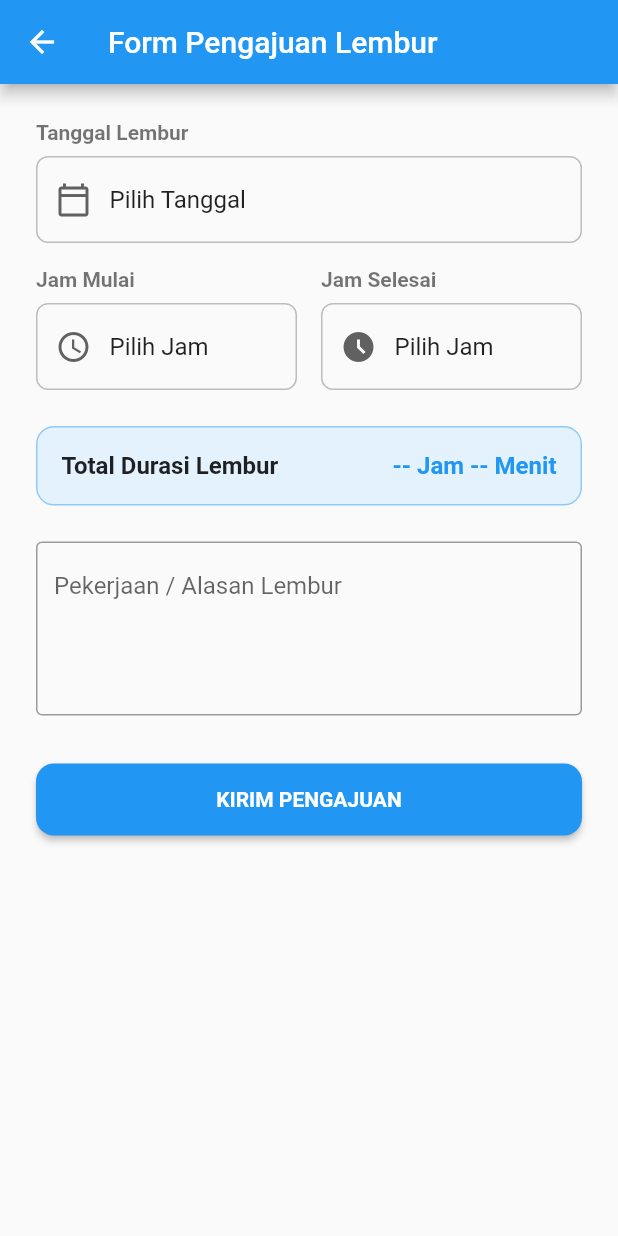
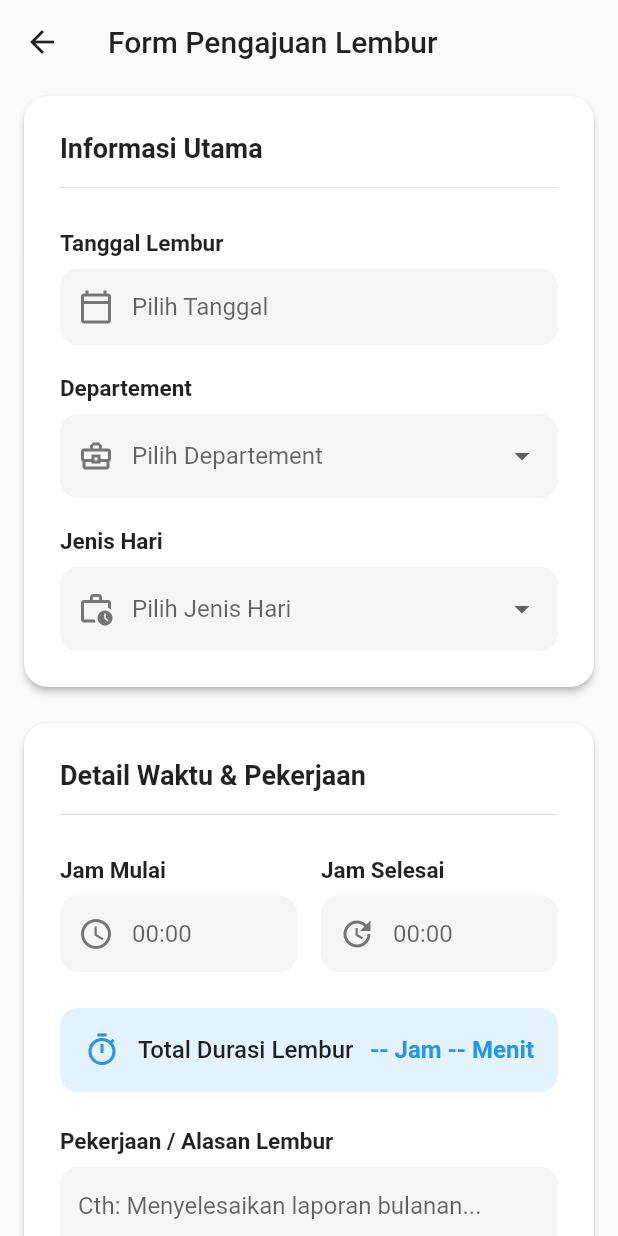
Before and after one commit to farhanmuzakki213/Frontend_Merallin, a Flutter app: the AjukanLemburScreen screen opened directly, on a phone screen of 412 x 824 dp. Run offline on Flutter 3.47's test engine with Material 2 defaults, Android fonts, the phone set to English and light mode, and no system bars; our stand-ins replace file_picker, flutter_dotenv, flutter_image_compress, geocoding, geolocator, hive_flutter and 2 more; accounts and stored records are empty; Roboto replaces fonts that are missing (Poppins).

Commit message:
perbaiki tampilan lembur

```diff
--- a/lib/ajukan_lembur_screen.dart
+++ b/lib/ajukan_lembur_screen.dart
@@ -1,5 +1,5 @@
 import 'package:flutter/material.dart';
-import 'package:intl/intl.dart'; // Tambahkan package intl: flutter pub add intl
+import 'package:intl/intl.dart';
 
 class AjukanLemburScreen extends StatefulWidget {
   const AjukanLemburScreen({super.key});
@@ -10,35 +10,56 @@ class AjukanLemburScreen extends StatefulWidget {
 
 class _AjukanLemburScreenState extends State<AjukanLemburScreen> {
   final _formKey = GlobalKey<FormState>();
+
+  final _tanggalController = TextEditingController();
+  final _mulaiController = TextEditingController();
+  final _selesaiController = TextEditingController();
   final _pekerjaanController = TextEditingController();
 
-  // State untuk menyimpan data form
   DateTime? _selectedDate;
   TimeOfDay? _startTime;
   TimeOfDay? _endTime;
 
+  String? _selectedDepartement;
+  String? _selectedJenis;
+  final List<String> _departementOptions = [
+    'Keuangan',
+    'SDM',
+    'Pemasaran',
+    'Penjualan',
+    'Produksi',
+    'IT',
+    'Pengembangan'
+  ];
+  final List<String> _jenisOptions = ['Kerja', 'Libur', 'Libur Nasional'];
+
   @override
   void dispose() {
+    _tanggalController.dispose();
+    _mulaiController.dispose();
+    _selesaiController.dispose();
     _pekerjaanController.dispose();
     super.dispose();
   }
 
-  // Fungsi untuk menampilkan date picker
+  // --- FUNGSI-FUNGSI LOGIKA (TIDAK ADA PERUBAHAN) ---
   Future<void> _selectDate() async {
     final pickedDate = await showDatePicker(
       context: context,
-      initialDate: DateTime.now(),
+      initialDate: _selectedDate ?? DateTime.now(),
       firstDate: DateTime.now().subtract(const Duration(days: 7)),
       lastDate: DateTime.now().add(const Duration(days: 30)),
+      locale: const Locale('id', 'ID'),
     );
     if (pickedDate != null && pickedDate != _selectedDate) {
       setState(() {
         _selectedDate = pickedDate;
+        _tanggalController.text =
+            DateFormat('EEEE, d MMMM y', 'id_ID').format(_selectedDate!);
       });
     }
   }
 
-  // Fungsi untuk menampilkan time picker
   Future<void> _selectTime({required bool isStartTime}) async {
     final pickedTime = await showTimePicker(
       context: context,
@@ -48,151 +69,236 @@ class _AjukanLemburScreenState extends State<AjukanLemburScreen> {
       setState(() {
         if (isStartTime) {
           _startTime = pickedTime;
+          _mulaiController.text = _formatTime(_startTime);
         } else {
           _endTime = pickedTime;
+          _selesaiController.text = _formatTime(_endTime);
         }
       });
     }
   }
 
-  // Fungsi untuk memformat waktu (misal: 17:30)
   String _formatTime(TimeOfDay? time) {
-    if (time == null) return 'Pilih Jam';
+    if (time == null) return '';
     final now = DateTime.now();
     final dt = DateTime(now.year, now.month, now.day, time.hour, time.minute);
     return DateFormat('HH:mm').format(dt);
   }
 
-  // Fungsi untuk menghitung durasi
   String _calculateDuration() {
     if (_startTime == null || _endTime == null) {
       return '-- Jam -- Menit';
     }
     final startMinutes = _startTime!.hour * 60 + _startTime!.minute;
     final endMinutes = _endTime!.hour * 60 + _endTime!.minute;
-
-    if (endMinutes < startMinutes) {
+    if (endMinutes <= startMinutes) {
       return 'Jam tidak valid';
     }
-
     final difference = endMinutes - startMinutes;
     final hours = difference ~/ 60;
     final minutes = difference % 60;
-
     return '$hours Jam $minutes Menit';
   }
 
   void _submitForm() {
-    // Validasi semua input
-    if (_selectedDate == null) {
+    if (_formKey.currentState!.validate()) {
+      print('Form Valid. Mengirim data...');
       ScaffoldMessenger.of(context).showSnackBar(
-        const SnackBar(content: Text('Tanggal lembur harus diisi.'), backgroundColor: Colors.red),
+        const SnackBar(
+            content: Text('Pengajuan lembur berhasil dikirim.'),
+            backgroundColor: Colors.green),
       );
-      return;
+      Navigator.of(context).pop();
+    } else {
+      ScaffoldMessenger.of(context).showSnackBar(
+        const SnackBar(
+            content: Text('Harap lengkapi semua data yang wajib diisi.'),
+            backgroundColor: Colors.red),
+      );
     }
-    if (_startTime == null || _endTime == null) {
-      ScaffoldMessenger.of(context).showSnackBar(
-        const SnackBar(content: Text('Jam mulai dan selesai harus diisi.'), backgroundColor: Colors.red),
-      );
-      return;
-    }
-     if (!_formKey.currentState!.validate()) {
-       return; // Validasi form alasan
   }
 
-    // TODO: Kirim data ke API/Provider
-    print('Tanggal: $_selectedDate');
-    print('Jam Mulai: $_startTime');
-    print('Jam Selesai: $_endTime');
-    print('Alasan: ${_pekerjaanController.text}');
-
-    ScaffoldMessenger.of(context).showSnackBar(
-      const SnackBar(content: Text('Pengajuan lembur berhasil dikirim.'), backgroundColor: Colors.green),
-    );
-    Navigator.of(context).pop();
-  }
-
-
+  // --- BAGIAN BUILD METHOD (BANYAK PERUBAHAN DI SINI) ---
   @override
   Widget build(BuildContext context) {
+    final primaryColor = Theme.of(context).primaryColor;
+
     return Scaffold(
       appBar: AppBar(
         title: const Text('Form Pengajuan Lembur'),
+        backgroundColor: Colors.transparent, //inisss
+        elevation: 0,
+        foregroundColor: Colors.black87,
       ),
       body: SingleChildScrollView(
-        padding: const EdgeInsets.all(24.0),
+        padding: const EdgeInsets.symmetric(horizontal: 16.0, vertical: 8.0),
         child: Form(
           key: _formKey,
           child: Column(
             crossAxisAlignment: CrossAxisAlignment.stretch,
             children: [
-              // Input Tanggal
-              _buildDateTimePicker(
+              // --- DIUBAH: Menggunakan Card dengan style berbeda ---
+              Card(
+                elevation: 2,
+                margin: EdgeInsets.zero,
+                shape: RoundedRectangleBorder(
+                    borderRadius: BorderRadius.circular(16)),
+                child: Padding(
+                  padding: const EdgeInsets.all(24.0),
+                  child: Column(
+                    crossAxisAlignment: CrossAxisAlignment.start,
+                    children: [
+                      // --- BARU: Section Header untuk pengelompokan ---
+                      const Text(
+                        'Informasi Utama',
+                        style: TextStyle(
+                            fontSize: 18, fontWeight: FontWeight.bold),
+                      ),
+                      const SizedBox(height: 8),
+                      const Divider(),
+                      const SizedBox(height: 20),
+
+                      _buildFormField(
                         label: 'Tanggal Lembur',
-                value: _selectedDate == null ? 'Pilih Tanggal' : DateFormat('EEEE, d MMMM y', 'id_ID').format(_selectedDate!),
-                icon: Icons.calendar_today_outlined,
+                        child: TextFormField(
+                          controller: _tanggalController,
+                          readOnly: true,
+                          decoration: _inputDecoration(
+                              hint: 'Pilih Tanggal',
+                              icon: Icons.calendar_today_outlined),
                           onTap: _selectDate,
+                          validator: (v) =>
+                              v!.isEmpty ? 'Tanggal harus diisi' : null,
                         ),
-              const SizedBox(height: 16),
+                      ),
+                      const SizedBox(height: 20),
+                      _buildFormField(
+                        label: 'Departement',
+                        child: DropdownButtonFormField<String>(
+                          value: _selectedDepartement,
+                          decoration: _inputDecoration(
+                              hint: 'Pilih Departement',
+                              icon: Icons.business_center_outlined),
+                          items: _departementOptions
+                              .map((v) =>
+                                  DropdownMenuItem(value: v, child: Text(v)))
+                              .toList(),
+                          onChanged: (v) =>
+                              setState(() => _selectedDepartement = v),
+                          validator: (v) =>
+                              v == null ? 'Departement harus dipilih' : null,
+                        ),
+                      ),
+                      const SizedBox(height: 20),
+                      _buildFormField(
+                        label: 'Jenis Hari',
+                        child: DropdownButtonFormField<String>(
+                          value: _selectedJenis,
+                          decoration: _inputDecoration(
+                              hint: 'Pilih Jenis Hari',
+                              icon: Icons.work_history_outlined),
+                          items: _jenisOptions
+                              .map((v) =>
+                                  DropdownMenuItem(value: v, child: Text(v)))
+                              .toList(),
+                          onChanged: (v) => setState(() => _selectedJenis = v),
+                          validator: (v) =>
+                              v == null ? 'Jenis hari harus dipilih' : null,
+                        ),
+                      ),
+                    ],
+                  ),
+                ),
+              ),
+              const SizedBox(height: 24),
 
-              // Input Jam Mulai & Selesai
+              Card(
+                elevation: 2,
+                margin: EdgeInsets.zero,
+                shape: RoundedRectangleBorder(
+                    borderRadius: BorderRadius.circular(16)),
+                child: Padding(
+                  padding: const EdgeInsets.all(24.0),
+                  child: Column(
+                    crossAxisAlignment: CrossAxisAlignment.start,
+                    children: [
+                      const Text(
+                        'Detail Waktu & Pekerjaan',
+                        style: TextStyle(
+                            fontSize: 18, fontWeight: FontWeight.bold),
+                      ),
+                      const SizedBox(height: 8),
+                      const Divider(),
+                      const SizedBox(height: 20),
                       Row(
+                        crossAxisAlignment: CrossAxisAlignment.start,
                         children: [
                           Expanded(
-                    child: _buildDateTimePicker(
+                            child: _buildFormField(
                               label: 'Jam Mulai',
-                      value: _formatTime(_startTime),
-                      icon: Icons.access_time_outlined,
+                              child: TextFormField(
+                                controller: _mulaiController,
+                                readOnly: true,
+                                decoration: _inputDecoration(
+                                    hint: '00:00',
+                                    icon: Icons.access_time_outlined),
                                 onTap: () => _selectTime(isStartTime: true),
+                                validator: (v) =>
+                                    v!.isEmpty ? 'Wajib diisi' : null,
+                              ),
                             ),
                           ),
                           const SizedBox(width: 16),
                           Expanded(
-                    child: _buildDateTimePicker(
+                            child: _buildFormField(
                               label: 'Jam Selesai',
-                      value: _formatTime(_endTime),
-                      icon: Icons.access_time_filled_outlined,
+                              child: TextFormField(
+                                controller: _selesaiController,
+                                readOnly: true,
+                                decoration: _inputDecoration(
+                                    hint: '00:00', icon: Icons.update_outlined),
                                 onTap: () => _selectTime(isStartTime: false),
+                                validator: (v) =>
+                                    v!.isEmpty ? 'Wajib diisi' : null,
+                              ),
                             ),
                           ),
                         ],
                       ),
                       const SizedBox(height: 24),
-
-              // Tampilan Durasi
                       _buildDurationDisplay(),
                       const SizedBox(height: 24),
-
-              // Input Alasan Lembur
-              TextFormField(
+                      _buildFormField(
+                        label: 'Pekerjaan / Alasan Lembur',
+                        child: TextFormField(
                           controller: _pekerjaanController,
-                decoration: const InputDecoration(
-                  labelText: 'Pekerjaan / Alasan Lembur',
-                  hintText: 'Cth: Menyelesaikan laporan bulanan...',
-                  border: OutlineInputBorder(),
-                  alignLabelWithHint: true,
+                          decoration: _inputDecoration(
+                              hint: 'Cth: Menyelesaikan laporan bulanan...'),
+                          maxLines: 4,
+                          validator: (v) => v == null || v.trim().isEmpty
+                              ? 'Alasan tidak boleh kosong.'
+                              : null,
                         ),
-                maxLines: 4,
-                validator: (value) {
-                  if (value == null || value.trim().isEmpty) {
-                    return 'Alasan lembur tidak boleh kosong.';
-                  }
-                  return null;
-                },
+                      ),
+                    ],
+                  ),
+                ),
               ),
               const SizedBox(height: 32),
 
-              // Tombol Kirim
-              ElevatedButton(
+              FilledButton(
                 onPressed: _submitForm,
-                style: ElevatedButton.styleFrom(
+                style: FilledButton.styleFrom(
+                  backgroundColor: primaryColor,
                   padding: const EdgeInsets.symmetric(vertical: 16),
                   shape: RoundedRectangleBorder(
-                    borderRadius: BorderRadius.circular(12),
+                      borderRadius: BorderRadius.circular(12)),
                 ),
+                child: const Text('KIRIM PENGAJUAN',
+                    style:
+                        TextStyle(fontWeight: FontWeight.bold, fontSize: 16)),
               ),
-                child: const Text('KIRIM PENGAJUAN', style: TextStyle(fontWeight: FontWeight.bold)),
-              ),
+              const SizedBox(height: 16),
             ],
           ),
         ),
@@ -200,59 +306,68 @@ class _AjukanLemburScreenState extends State<AjukanLemburScreen> {
     );
   }
 
-  // Widget pembantu untuk input tanggal & jam
-  Widget _buildDateTimePicker({
-    required String label,
-    required String value,
-    required IconData icon,
-    required VoidCallback onTap,
-  }) {
+  Widget _buildFormField({required String label, required Widget child}) {
     return Column(
       crossAxisAlignment: CrossAxisAlignment.start,
       children: [
-        Text(label, style: const TextStyle(fontWeight: FontWeight.bold, color: Colors.black54)),
+        Text(
+          label,
+          style: const TextStyle(fontWeight: FontWeight.w600, fontSize: 15),
+        ),
         const SizedBox(height: 8),
-        InkWell(
-          onTap: onTap,
-          borderRadius: BorderRadius.circular(8),
-          child: Container(
-            padding: const EdgeInsets.symmetric(horizontal: 12, vertical: 16),
-            decoration: BoxDecoration(
-              border: Border.all(color: Colors.grey.shade400),
-              borderRadius: BorderRadius.circular(8),
-            ),
-            child: Row(
-              children: [
-                Icon(icon, color: Colors.grey.shade700),
-                const SizedBox(width: 12),
-                Text(value, style: const TextStyle(fontSize: 16)),
-              ],
-            ),
-          ),
-        ),
+        child,
       ],
     );
   }
 
-  // Widget pembantu untuk menampilkan durasi
+  InputDecoration _inputDecoration({String? hint, IconData? icon}) {
+    return InputDecoration(
+      hintText: hint,
+      prefixIcon: icon != null ? Icon(icon, color: Colors.grey.shade600) : null,
+      filled: true,
+      fillColor: Colors.grey.shade100,
+      border: OutlineInputBorder(
+        borderRadius: BorderRadius.circular(12),
+        borderSide: BorderSide.none,
+      ),
+      contentPadding: const EdgeInsets.symmetric(vertical: 16, horizontal: 12),
+    );
+  }
+
   Widget _buildDurationDisplay() {
+    final durationText = _calculateDuration();
     return Container(
       padding: const EdgeInsets.all(16),
       decoration: BoxDecoration(
         color: Colors.blue.shade50,
         borderRadius: BorderRadius.circular(12),
-        border: Border.all(color: Colors.blue.shade200)
       ),
       child: Row(
-        mainAxisAlignment: MainAxisAlignment.spaceBetween,
         children: [
-           const Text(
+          Icon(Icons.timer_outlined, color: Theme.of(context).primaryColor),
+          const SizedBox(width: 12),
+          const Expanded(
+            child: Text(
               'Total Durasi Lembur',
-            style: TextStyle(fontSize: 16, fontWeight: FontWeight.bold, color: Colors.black87),
+              style: TextStyle(
+                  fontSize: 16,
+                  fontWeight: FontWeight.w500,
+                  color: Colors.black87),
             ),
-          Text(
-            _calculateDuration(),
-            style: TextStyle(fontSize: 16, fontWeight: FontWeight.bold, color: Theme.of(context).primaryColor),
+          ),
+          AnimatedSwitcher(
+            duration: const Duration(milliseconds: 300),
+            transitionBuilder: (child, animation) {
+              return FadeTransition(opacity: animation, child: child);
+            },
+            child: Text(
+              durationText,
+              key: ValueKey<String>(durationText),
+              style: TextStyle(
+                  fontSize: 16,
+                  fontWeight: FontWeight.bold,
+                  color: Theme.of(context).primaryColor),
+            ),
           ),
         ],
       ),
```
Lines whose indentation alone changed are shown as unchanged.
